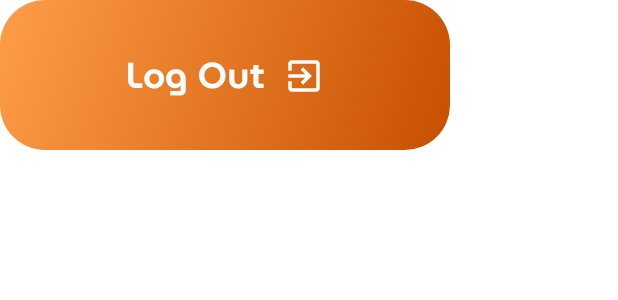
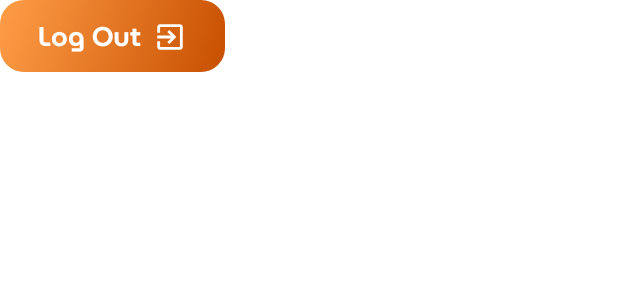
Before and after one commit to Piero23/E20AndroidStudio, an Android app built with Jetpack Compose: the @Preview function ButtonPreview3, on a phone screen of 412 x 824 dp. Shown: the top 300 px of the screen. Run offline under Robolectric (Android 15) with nearby library versions, the phone set to English and light mode, and no system bars.

Commit message:
Aggiunta e modifica ad i Componenti Custom

```diff
--- a/app/src/main/java/com/example/e20frontendmobile/composables/Buttons.kt
+++ b/app/src/main/java/com/example/e20frontendmobile/composables/Buttons.kt
@@ -38,6 +38,8 @@ import androidx.compose.ui.unit.sp
 import com.example.e20frontendmobile.ui.theme.E20FrontendMobileTheme
 import com.example.e20frontendmobile.ui.theme.buttonGradientType1
 import com.example.e20frontendmobile.ui.theme.iconSizeSmall
+import com.example.e20frontendmobile.ui.theme.sizeExtraLarge
+import com.example.e20frontendmobile.ui.theme.sizeExtraSmall
 import com.example.e20frontendmobile.ui.theme.sizeLarge
 import com.example.e20frontendmobile.ui.theme.sizeMedium
 import com.example.e20frontendmobile.ui.theme.sizeSmall
@@ -49,7 +51,7 @@ fun IconTextButtonType1(
     onClick: () -> Unit,
     text: String,
     modifier: Modifier = Modifier,
-    textSize: TextUnit = 24.sp,
+    textSize: TextUnit = MaterialTheme.typography.labelLarge.fontSize,
     cornerSize: Dp = sizeMedium,
     withIcon: Boolean = false,
     icon: ImageVector = Icons.Filled.Star,
@@ -62,7 +64,6 @@ fun IconTextButtonType1(
                 brush = buttonGradientType1(),
                 shape = RoundedCornerShape(cornerSize)
             )
-            .padding(sizeSmall, 0.dp),
     ) {
         Row(
             verticalAlignment = Alignment.CenterVertically
@@ -73,12 +74,12 @@ fun IconTextButtonType1(
                 color = MaterialTheme.colorScheme.onPrimary
             )
             if (withIcon) {
-                Spacer(Modifier.width(sizeSmall))
+                Spacer(Modifier.width(sizeExtraSmall))
 
                 Icon(
                     imageVector = icon,
                     contentDescription = text,
-                    modifier = Modifier.size(sizeLarge),
+                    modifier = Modifier.size(textSize.value.dp.times(1.25f)),
                     tint = MaterialTheme.colorScheme.onPrimary
                 )
             }
@@ -119,8 +120,7 @@ fun IconButtonType1(
 
 // Previews ----------------------------------------------------------------------------------------
 
-
-//@Preview
+@Preview
 @Composable
 fun ButtonPreview() {
     E20FrontendMobileTheme(darkTheme = false) {
@@ -135,6 +135,34 @@ fun ButtonPreview() {
 @Composable
 fun ButtonPreview2() {
     E20FrontendMobileTheme(darkTheme = false) {
+        IconTextButtonType1(
+            text = "Log Out",
+            onClick = { },
+            withIcon = true,
+            icon = Icons.AutoMirrored.Filled.ExitToApp
+        )
+    }
+}
+
+@Preview
+@Composable
+fun ButtonPreview3() {
+    E20FrontendMobileTheme(darkTheme = false) {
+        IconTextButtonType1(
+            text = "Log Out",
+            onClick = { },
+            withIcon = true,
+            icon = Icons.AutoMirrored.Filled.ExitToApp,
+            modifier = Modifier.width(150.dp),
+            //cornerSize = 30.dp
+        )
+    }
+}
+
+//@Preview
+@Composable
+fun IconButtonPreview() {
+    E20FrontendMobileTheme(darkTheme = false) {
         IconButtonType1(
             onClick = { },
             icon = Icons.Default.Edit,
@@ -145,9 +173,9 @@ fun ButtonPreview2() {
     }
 }
 
-@Preview
+//@Preview
 @Composable
-fun ButtonPreview40() {
+fun IconButtonPreview40() {
     E20FrontendMobileTheme(darkTheme = false) {
         IconButtonType1(
             onClick = { },
@@ -159,9 +187,9 @@ fun ButtonPreview40() {
     }
 }
 
-@Preview
+//@Preview
 @Composable
-fun ButtonPreview30() {
+fun IconButtonPreview30() {
     E20FrontendMobileTheme(darkTheme = false) {
         IconButtonType1(
             onClick = { },
@@ -173,9 +201,9 @@ fun ButtonPreview30() {
     }
 }
 
-@Preview
+//@Preview
 @Composable
-fun ButtonPreview20() {
+fun IconButtonPreview20() {
     E20FrontendMobileTheme(darkTheme = false) {
         IconButtonType1(
             onClick = { },
@@ -186,18 +214,3 @@ fun ButtonPreview20() {
         )
     }
 }
-
-//@Preview
-@Composable
-fun ButtonPreview3() {
-    E20FrontendMobileTheme(darkTheme = false) {
-        IconTextButtonType1(
-            text = "Log Out",
-            onClick = { },
-            withIcon = true,
-            icon = Icons.AutoMirrored.Filled.ExitToApp,
-            modifier = Modifier.width(300.dp).height(100.dp),
-            cornerSize = 30.dp
-        )
-    }
-}
```
